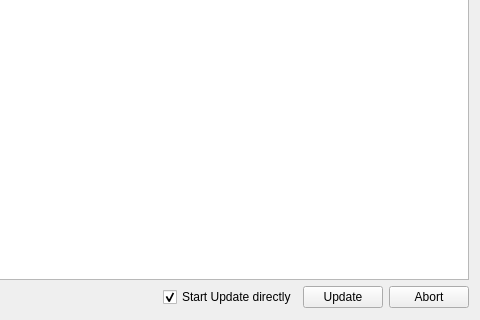
Above: DBUPDATE.ui from doubsman/DBAlbums before the change; both pictures show x 270 to 750 and y 242 to 562 of the 750 by 562 pixel window. Below: the same form after it.
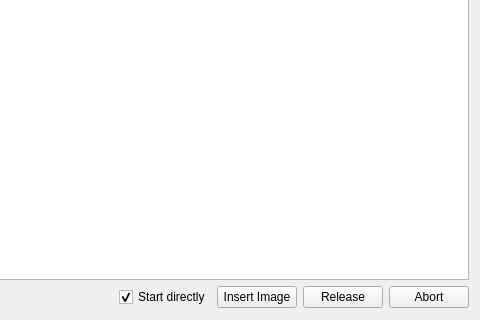
That is the form after the change.

Patch:
```diff
--- a/DBUPDATE.ui
+++ b/DBUPDATE.ui
@@ -93,17 +93,24 @@
        <item>
         <widget class="QCheckBox" name="checkBoxStart">
          <property name="text">
-          <string>Start Update directly</string>
+          <string>Start directly</string>
          </property>
          <property name="checked">
           <bool>true</bool>
          </property>
         </widget>
        </item>
+       <item>
+        <widget class="QPushButton" name="btn_actioncover">
+         <property name="text">
+          <string>Insert Image</string>
+         </property>
+        </widget>
+       </item>
        <item>
         <widget class="QPushButton" name="btn_action">
          <property name="text">
-          <string>Update</string>
+          <string>Release</string>
          </property>
         </widget>
        </item>
```
